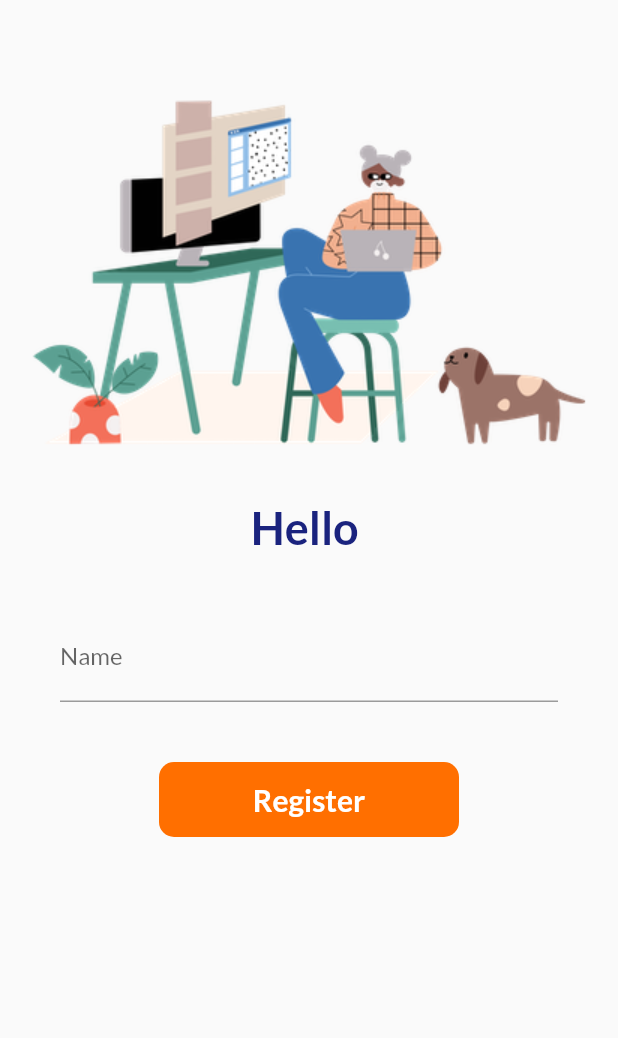
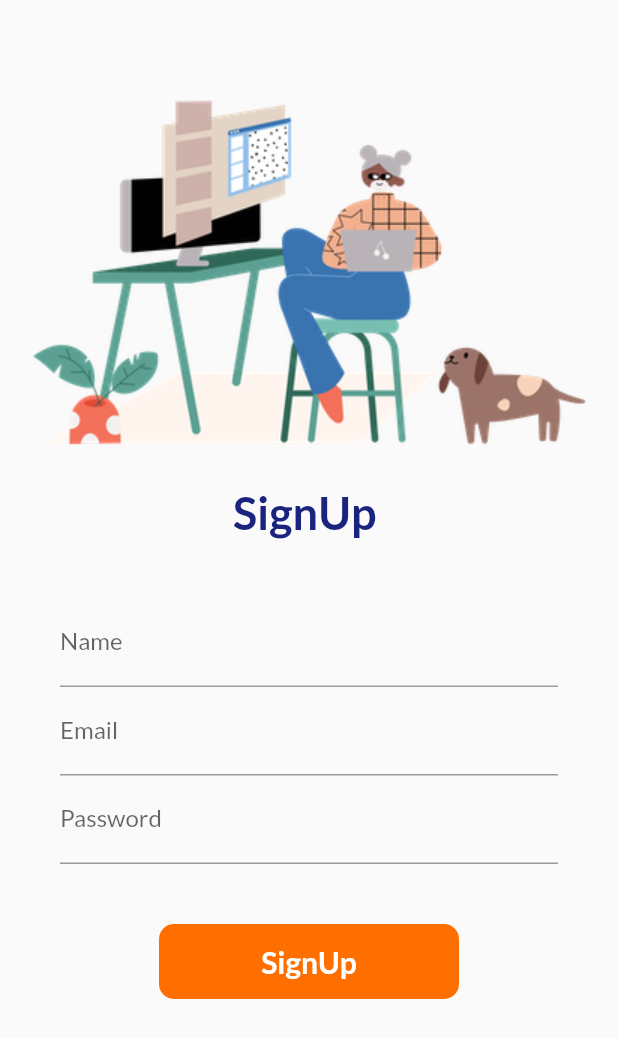
Before and after one commit to A98H73/Flutter_Lerarn, a Flutter app: the SignUpPage screen opened by its route, on a phone screen of 412 x 824 dp. Shown: the top 1038 px of the screen. Run offline on Flutter 3.47's test engine with Material 2 defaults, Android fonts, the phone set to English and light mode, and no system bars; our stand-ins replace google_fonts.

Commit message:
day-8 SignUp/SignIn

```diff
--- a/lib/Pages/SignUp.dart
+++ b/lib/Pages/SignUp.dart
@@ -1,5 +1,6 @@
 import 'package:flutter/material.dart';
 import 'package:flutter_catalog/utils/MyRoutes.dart';
+import 'package:flutter_catalog/utils/user.dart';
 import 'package:google_fonts/google_fonts.dart';
 
 class SignUpPage extends StatefulWidget {
@@ -13,9 +14,13 @@ class _SignUpPageState extends State<SignUpPage> {
   String name = "";
   bool check = false;
 
+  final _formKey = GlobalKey<FormState>();
+
   @override
   Widget build(BuildContext context) {
     return Material(
+      child: Form(
+        key: _formKey,
         child: Column(
           children: [
             SizedBox(
@@ -26,11 +31,11 @@ class _SignUpPageState extends State<SignUpPage> {
               fit: BoxFit.cover,
             ),
             SizedBox(
-            height: 20,
+              height: 10,
             ),
             Center(
               child: Text(
-              "Hello $name",
+                "SignUp $name",
                 style: TextStyle(
                   color: Colors.indigo[900],
                   fontWeight: FontWeight.bold,
@@ -51,7 +56,27 @@ class _SignUpPageState extends State<SignUpPage> {
                       name = value;
                       setState(() {});
                     },
-                )
+                  ),
+                  TextFormField(
+                    decoration: InputDecoration(
+                      hintText: "Enter Email",
+                      labelText: "Email",
+                    ),
+                    onChanged: (value) {
+                      name = value;
+                      setState(() {});
+                    },
+                  ),
+                  TextFormField(
+                    decoration: InputDecoration(
+                      hintText: "Enter Passoword",
+                      labelText: "Password",
+                    ),
+                    onChanged: (value) {
+                      name = value;
+                      setState(() {});
+                    },
+                  ),
                 ],
               ),
             ),
@@ -77,7 +102,7 @@ class _SignUpPageState extends State<SignUpPage> {
                         color: Colors.white,
                       )
                     : Text(
-                      "Register",
+                        "SignUp",
                         style: TextStyle(
                           color: Colors.white,
                           fontWeight: FontWeight.bold,
@@ -92,6 +117,7 @@ class _SignUpPageState extends State<SignUpPage> {
             ),
           ],
         ),
+      ),
     );
   }
 }
--- /dev/null
+++ b/lib/utils/user.dart
@@ -0,0 +1,5 @@
+class User {
+  String email = "";
+  String password = "";
+  User(this.email, this.password);
+}
--- a/pubspec.yaml
+++ b/pubspec.yaml
@@ -36,6 +36,7 @@ dependencies:
   # Use with the CupertinoIcons class for iOS style icons.
   cupertino_icons: ^1.0.2
   google_fonts: ^2.2.0
+  http: ^0.13.4
 
 dev_dependencies:
   flutter_test:
```
Also changed, not shown: lib/Pages/LoginPage.dart (+89 -18 lines), pubspec.lock, 3 other files. Lines whose indentation alone changed are shown as unchanged.
